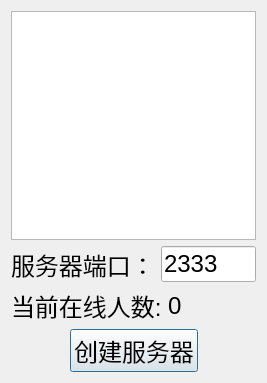
Before: the Qt Designer form src/ChatServer/serverdialog.ui in xzajyjs/QT_Chat, drawn with Qt 5.
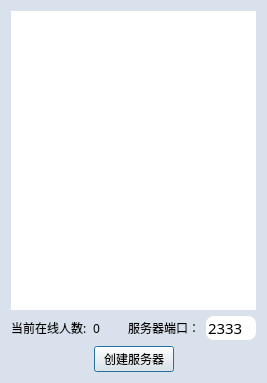
After: the same form once the commit is applied.

The edit to the form file:
```diff
--- a/src/ChatServer/serverdialog.ui
+++ b/src/ChatServer/serverdialog.ui
@@ -12,12 +12,24 @@
   </property>
   <property name="font">
    <font>
-    <pointsize>18</pointsize>
+    <pointsize>13</pointsize>
    </font>
   </property>
   <property name="windowTitle">
    <string>聊天室服务端</string>
   </property>
+  <property name="styleSheet">
+   <string notr="true">QLineEdit{
+border-radius:8px;
+}
+QListWidget{
+border-radius:8px;
+}
+QDialog{
+background-color: rgb(217, 226, 236);
+}
+</string>
+  </property>
   <layout class="QVBoxLayout" name="verticalLayout">
    <item>
     <widget class="QListWidget" name="listWidget"/>
@@ -25,25 +37,13 @@
    <item>
     <layout class="QHBoxLayout" name="horizontalLayout">
      <item>
-      <widget class="QLabel" name="label">
-       <property name="text">
-        <string>服务器端口：</string>
-       </property>
-      </widget>
-     </item>
-     <item>
-      <widget class="QLineEdit" name="portEdit">
-       <property name="text">
-        <string>2333</string>
-       </property>
-      </widget>
-     </item>
-    </layout>
-   </item>
-   <item>
-    <layout class="QHBoxLayout" name="horizontalLayout_2">
-     <item>
       <widget class="QLabel" name="label_2">
+       <property name="font">
+        <font>
+         <family>微软雅黑</family>
+         <pointsize>9</pointsize>
+        </font>
+       </property>
        <property name="text">
         <string>当前在线人数:</string>
        </property>
@@ -51,11 +51,67 @@
      </item>
      <item>
       <widget class="QLabel" name="onlineLabel">
+       <property name="font">
+        <font>
+         <family>微软雅黑</family>
+         <pointsize>9</pointsize>
+        </font>
+       </property>
        <property name="text">
         <string>0</string>
        </property>
       </widget>
      </item>
+     <item>
+      <widget class="QLabel" name="label">
+       <property name="font">
+        <font>
+         <family>微软雅黑</family>
+         <pointsize>9</pointsize>
+        </font>
+       </property>
+       <property name="text">
+        <string>服务器端口：</string>
+       </property>
+       <property name="alignment">
+        <set>Qt::AlignRight|Qt::AlignTrailing|Qt::AlignVCenter</set>
+       </property>
+      </widget>
+     </item>
+     <item>
+      <widget class="QLineEdit" name="portEdit">
+       <property name="sizePolicy">
+        <sizepolicy hsizetype="Maximum" vsizetype="Fixed">
+         <horstretch>0</horstretch>
+         <verstretch>0</verstretch>
+        </sizepolicy>
+       </property>
+       <property name="minimumSize">
+        <size>
+         <width>24</width>
+         <height>0</height>
+        </size>
+       </property>
+       <property name="maximumSize">
+        <size>
+         <width>50</width>
+         <height>16777215</height>
+        </size>
+       </property>
+       <property name="font">
+        <font>
+         <family>微软雅黑</family>
+         <pointsize>11</pointsize>
+        </font>
+       </property>
+       <property name="text">
+        <string>2333</string>
+       </property>
+       <property name="maxLength">
+        <number>5</number>
+       </property>
+      </widget>
+     </item>
     </layout>
    </item>
    <item>
@@ -75,6 +131,12 @@
      </item>
      <item>
       <widget class="QPushButton" name="createButton">
+       <property name="font">
+        <font>
+         <family>微软雅黑</family>
+         <pointsize>9</pointsize>
+        </font>
+       </property>
        <property name="text">
         <string>创建服务器</string>
        </property>
```
Left out of the diff: 3 changed lines with no effect on the pictures.
